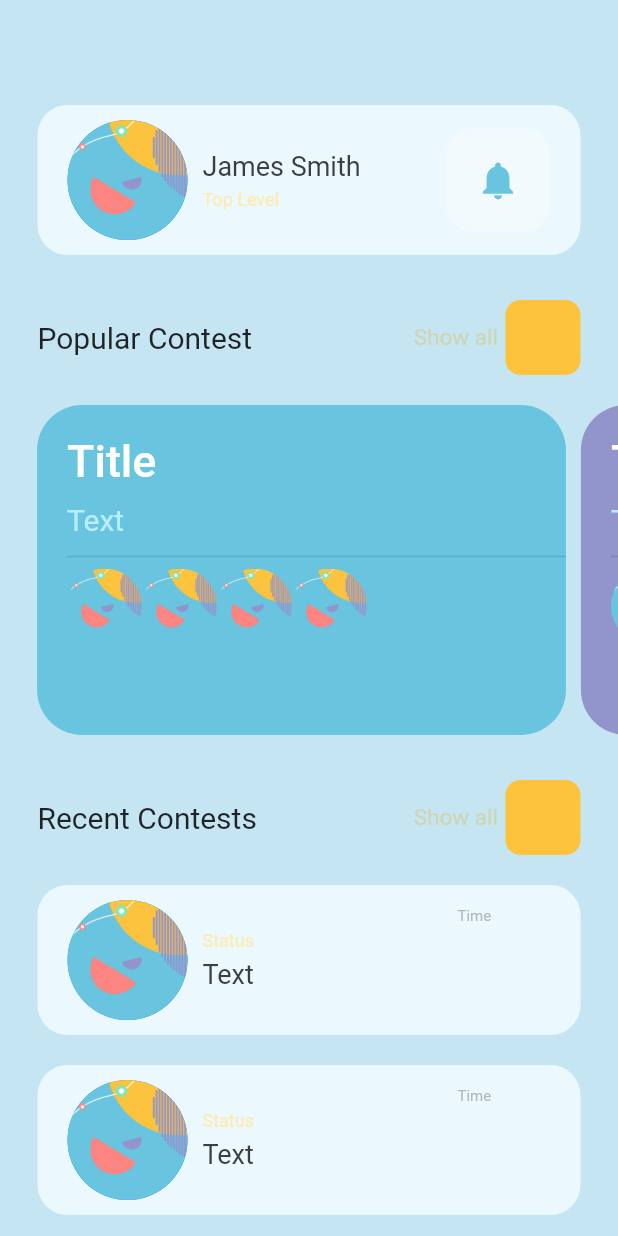
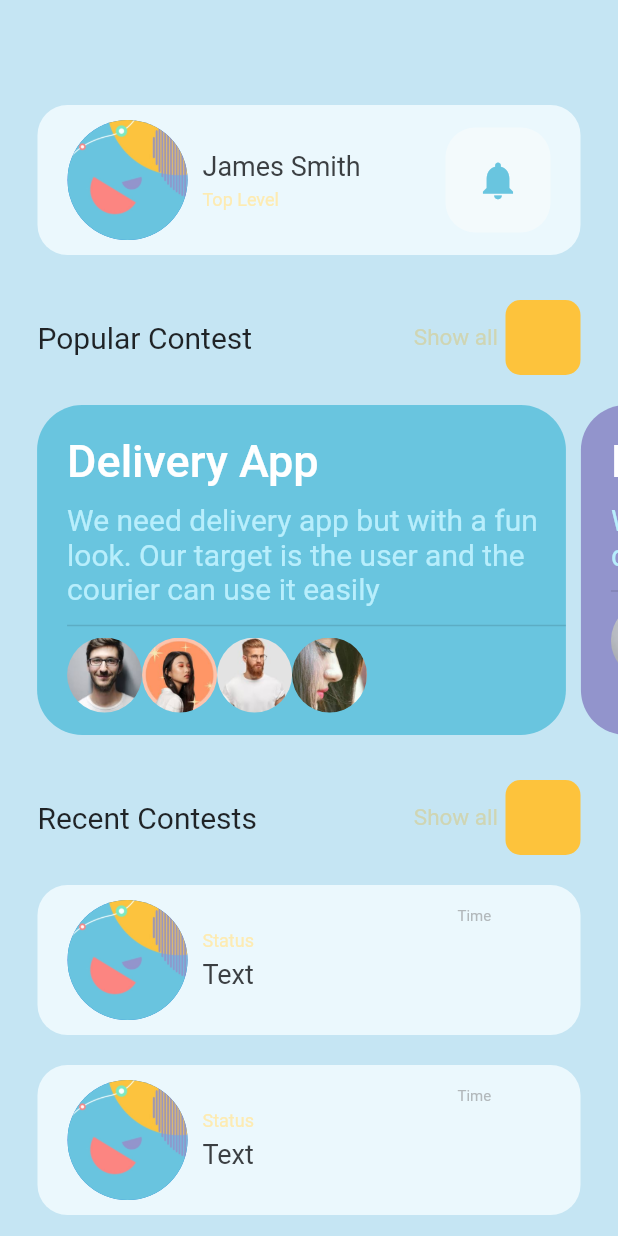
Before and after one commit to Sihamtahi/ContestsApp, a Flutter app: the screen it shows after launch, after a tap on "Get started", on a phone screen of 412 x 824 dp. Run offline on Flutter 3.47's test engine with Material 2 defaults, Android fonts, the phone set to English and light mode, and no system bars; our stand-ins replace get.

Commit message:
reading the Jsons files and Linking the content page to the detail page

```diff
--- a/lib/content_page.dart
+++ b/lib/content_page.dart
@@ -13,8 +13,29 @@ class ContentPage extends StatefulWidget {
 }
 
 class _ContentPageState extends State<ContentPage> {
+  List list=[];
+  List  info=[];
+  _readData() async {
+    await DefaultAssetBundle.of(context).loadString("json/recent.json").then((s){
 
+      setState(() {//To notify the UI that the data is loeaded and ready to use.
+        list= json.decode(s);
+      });
+    });
+
+    await DefaultAssetBundle.of(context).loadString("json/detail.json").then((s){
+
+      setState(() {//To notify the UI that the data is loeaded and ready to use.
+        info= json.decode(s);
+      });
+    });
+  }
   @override
+  void initState()
+  {
+    _readData();
+    super.initState();
+  }
   Widget build(BuildContext context) {
     double height=MediaQuery.of(context).size.height;
     double width=MediaQuery.of(context).size.width;
@@ -123,7 +144,7 @@ class _ContentPageState extends State<ContentPage> {
                           borderRadius: BorderRadius.circular(10),
                           color: Color(0xFFfdc33c)
                       ),
-                      child: GestureDetector(
+                      child : GestureDetector(
 
                       ),
                     )
@@ -136,11 +157,12 @@ class _ContentPageState extends State<ContentPage> {
                 height: 220,
                 child: PageView.builder(
                     controller: PageController(viewportFraction: 0.88),
-                    itemCount: 4,
+                    itemCount: info.length,
                     itemBuilder: (_, i){
                       return GestureDetector(
-
-
+                        onTap: (){
+                          Get.toNamed("/detail/");
+                        },
                         child: Container(
                           padding: const EdgeInsets.only(left: 20, top: 20),
                           height: 220,
@@ -156,7 +178,7 @@ class _ContentPageState extends State<ContentPage> {
                                   child:Row(
                                     children: [
                                       Text(
-                                        "Title",
+                                        info[i]['title'],
                                         style: TextStyle(
                                             fontSize: 30,
                                             fontWeight: FontWeight.w500,
@@ -171,7 +193,7 @@ class _ContentPageState extends State<ContentPage> {
                               Container(
                                 width: width,
                                 child: Text(
-                                  "Text",
+                                  info[i]['text'],
                                   style: TextStyle(
                                       fontSize: 20,
                                       color:Color(0xFFb8eefc)
@@ -192,7 +214,7 @@ class _ContentPageState extends State<ContentPage> {
                                             borderRadius: BorderRadius.circular(25),
                                             image: DecorationImage(
                                                 image: AssetImage(
-                                                    "img/background.jpg"
+                                                  info[i]['img'],
                                                 ),
                                                 fit: BoxFit.cover
                                             )
--- a/lib/main.dart
+++ b/lib/main.dart
@@ -18,13 +18,15 @@ class MyApp extends StatelessWidget {
   @override
   Widget build(BuildContext context) {
     return GetMaterialApp(
+      debugShowCheckedModeBanner: false,
       title: 'Flutter Demo',
       theme: ThemeData(
         primarySwatch: Colors.blue,
       ),
       initialRoute: "/",
       getPages: [
-        GetPage(name: "/", page: ()=> MyHomePage())
+        GetPage(name: "/", page: ()=> MyHomePage()),
+        GetPage(name:  "/detail", page: ()=> DetailPage())
       ],
     );
   }
```
Also changed, not shown: 1 other file.
